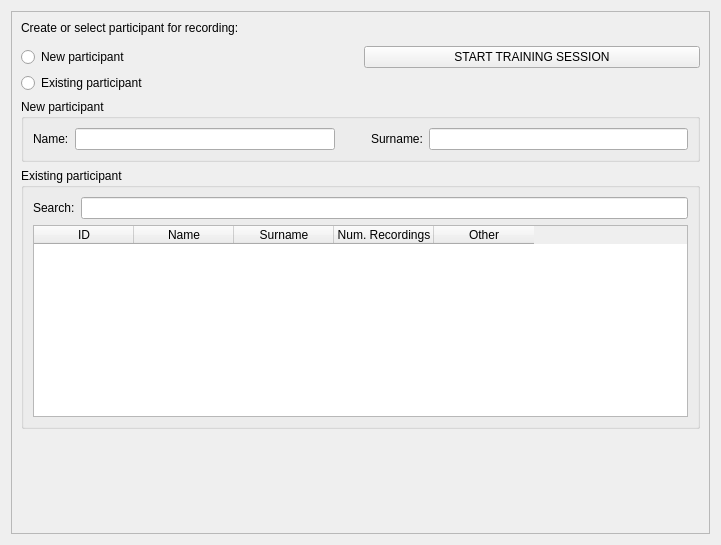
First picture: the form in Modules/Home/Resources/UI/Dashboard.ui, repository EBATINCA/TrainUS, before the edit.
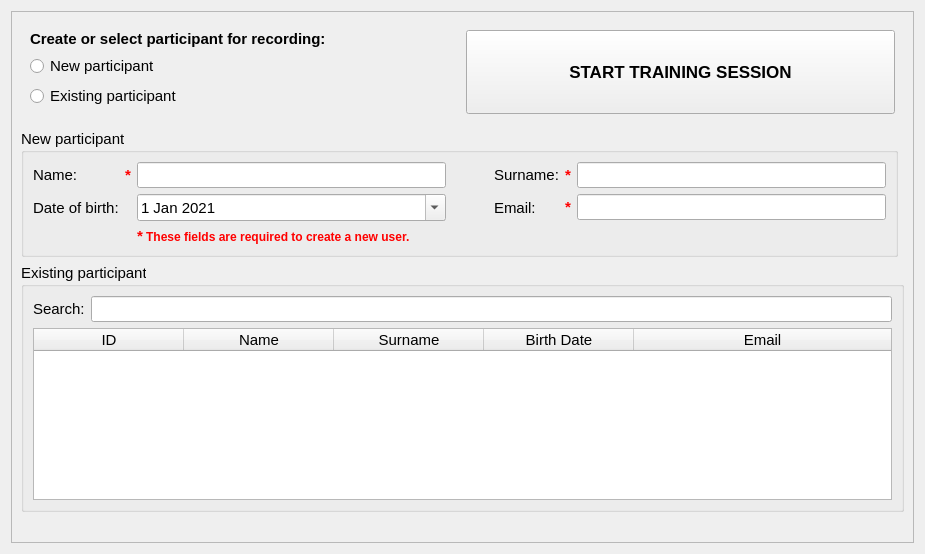
Second picture: the form after the edit. Custom widgets are drawn as their Qt base class.

Commit message:
ENH: Improve GUI appearance
Font size, bold titles, table stretch, and warning messages

Diff of the .ui file:
```diff
--- a/Modules/Home/Resources/UI/Dashboard.ui
+++ b/Modules/Home/Resources/UI/Dashboard.ui
@@ -6,10 +6,15 @@
    <rect>
     <x>0</x>
     <y>0</y>
-    <width>721</width>
-    <height>545</height>
+    <width>925</width>
+    <height>554</height>
    </rect>
   </property>
+  <property name="font">
+   <font>
+    <pointsize>11</pointsize>
+   </font>
+  </property>
   <layout class="QVBoxLayout" name="verticalLayout">
    <item>
     <widget class="QFrame" name="frame">
@@ -20,22 +25,15 @@
       <enum>QFrame::Raised</enum>
      </property>
      <layout class="QGridLayout" name="gridLayout_2">
-      <item row="0" column="0">
-       <widget class="QLabel" name="label">
-        <property name="text">
-         <string>Create or select participant for recording:</string>
-        </property>
-       </widget>
-      </item>
-      <item row="2" column="0">
-       <widget class="QRadioButton" name="newParticipantRadioButton">
-        <property name="text">
-         <string>New participant</string>
-        </property>
-       </widget>
-      </item>
-      <item row="5" column="0" colspan="2">
+      <item row="6" column="0" colspan="2">
        <widget class="QGroupBox" name="existingParticipantGroupBox">
+        <property name="font">
+         <font>
+          <pointsize>11</pointsize>
+          <weight>50</weight>
+          <bold>false</bold>
+         </font>
+        </property>
         <property name="title">
          <string>Existing participant</string>
         </property>
@@ -64,9 +62,27 @@
            <property name="selectionBehavior">
             <enum>QAbstractItemView::SelectRows</enum>
            </property>
+           <attribute name="horizontalHeaderCascadingSectionResizes">
+            <bool>false</bool>
+           </attribute>
+           <attribute name="horizontalHeaderDefaultSectionSize">
+            <number>150</number>
+           </attribute>
+           <attribute name="horizontalHeaderShowSortIndicator" stdset="0">
+            <bool>false</bool>
+           </attribute>
+           <attribute name="horizontalHeaderStretchLastSection">
+            <bool>true</bool>
+           </attribute>
            <attribute name="verticalHeaderVisible">
             <bool>false</bool>
            </attribute>
+           <attribute name="verticalHeaderMinimumSectionSize">
+            <number>30</number>
+           </attribute>
+           <attribute name="verticalHeaderStretchLastSection">
+            <bool>false</bool>
+           </attribute>
            <column>
             <property name="text">
              <string>ID</string>
@@ -84,12 +100,12 @@
            </column>
            <column>
             <property name="text">
-             <string>Num. Recordings</string>
+             <string>Birth Date</string>
             </property>
            </column>
            <column>
             <property name="text">
-             <string>Other</string>
+             <string>Email</string>
             </property>
            </column>
           </widget>
@@ -97,33 +113,209 @@
         </layout>
        </widget>
       </item>
-      <item row="4" column="0" colspan="2">
+      <item row="0" column="0" colspan="2">
+       <widget class="QFrame" name="frame_2">
+        <property name="frameShape">
+         <enum>QFrame::NoFrame</enum>
+        </property>
+        <property name="frameShadow">
+         <enum>QFrame::Raised</enum>
+        </property>
+        <layout class="QGridLayout" name="gridLayout_4">
+         <item row="1" column="2" rowspan="4">
+          <widget class="QPushButton" name="startButton">
+           <property name="sizePolicy">
+            <sizepolicy hsizetype="Minimum" vsizetype="Preferred">
+             <horstretch>0</horstretch>
+             <verstretch>0</verstretch>
+            </sizepolicy>
+           </property>
+           <property name="font">
+            <font>
+             <pointsize>13</pointsize>
+             <weight>75</weight>
+             <bold>true</bold>
+            </font>
+           </property>
+           <property name="autoFillBackground">
+            <bool>false</bool>
+           </property>
+           <property name="text">
+            <string>START TRAINING SESSION</string>
+           </property>
+          </widget>
+         </item>
+         <item row="3" column="1">
+          <widget class="QRadioButton" name="existingParticipantRadioButton">
+           <property name="font">
+            <font>
+             <pointsize>11</pointsize>
+             <weight>50</weight>
+             <bold>false</bold>
+            </font>
+           </property>
+           <property name="text">
+            <string>Existing participant</string>
+           </property>
+          </widget>
+         </item>
+         <item row="1" column="1">
+          <widget class="QLabel" name="label">
+           <property name="font">
+            <font>
+             <pointsize>11</pointsize>
+             <weight>75</weight>
+             <bold>true</bold>
+            </font>
+           </property>
+           <property name="text">
+            <string>Create or select participant for recording:</string>
+           </property>
+          </widget>
+         </item>
+         <item row="2" column="1">
+          <widget class="QRadioButton" name="newParticipantRadioButton">
+           <property name="font">
+            <font>
+             <pointsize>11</pointsize>
+             <weight>50</weight>
+             <bold>false</bold>
+            </font>
+           </property>
+           <property name="text">
+            <string>New participant</string>
+           </property>
+          </widget>
+         </item>
+        </layout>
+       </widget>
+      </item>
+      <item row="1" column="0">
        <widget class="QGroupBox" name="newParticipantGroupBox">
+        <property name="font">
+         <font>
+          <pointsize>11</pointsize>
+          <weight>50</weight>
+          <bold>false</bold>
+         </font>
+        </property>
         <property name="title">
          <string>New participant</string>
         </property>
         <layout class="QGridLayout" name="gridLayout">
-         <item row="0" column="3">
+         <item row="0" column="6">
           <widget class="QLabel" name="label_3">
            <property name="text">
             <string>Surname:</string>
            </property>
           </widget>
          </item>
-         <item row="0" column="4">
+         <item row="1" column="1">
+          <widget class="QLabel" name="label_5">
+           <property name="text">
+            <string>Date of birth:</string>
+           </property>
+          </widget>
+         </item>
+         <item row="0" column="2">
+          <widget class="QLabel" name="newParticipantNameWarning">
+           <property name="font">
+            <font>
+             <pointsize>11</pointsize>
+             <weight>75</weight>
+             <bold>true</bold>
+            </font>
+           </property>
+           <property name="text">
+            <string>&lt;html&gt;&lt;head/&gt;&lt;body&gt;&lt;p&gt;&lt;span style=&quot; font-size:11pt; font-weight:600; color:#ff0000;&quot;&gt;*&lt;/span&gt;&lt;/p&gt;&lt;/body&gt;&lt;/html&gt;</string>
+           </property>
+           <property name="textFormat">
+            <enum>Qt::RichText</enum>
+           </property>
+          </widget>
+         </item>
+         <item row="0" column="3">
+          <widget class="QLineEdit" name="newParticipantNameText"/>
+         </item>
+         <item row="1" column="7">
+          <widget class="QLabel" name="newParticipantEmailWarning">
+           <property name="font">
+            <font>
+             <pointsize>11</pointsize>
+             <weight>75</weight>
+             <bold>true</bold>
+            </font>
+           </property>
+           <property name="text">
+            <string>&lt;html&gt;&lt;head/&gt;&lt;body&gt;&lt;p&gt;&lt;span style=&quot; font-size:11pt; font-weight:600; color:#ff0000;&quot;&gt;*&lt;/span&gt;&lt;/p&gt;&lt;/body&gt;&lt;/html&gt;</string>
+           </property>
+          </widget>
+         </item>
+         <item row="1" column="3">
+          <widget class="QDateEdit" name="newParticipantBirthDateEdit">
+           <property name="inputMethodHints">
+            <set>Qt::ImhDate</set>
+           </property>
+           <property name="dateTime">
+            <datetime>
+             <hour>12</hour>
+             <minute>0</minute>
+             <second>0</second>
+             <year>2021</year>
+             <month>1</month>
+             <day>1</day>
+            </datetime>
+           </property>
+           <property name="currentSection">
+            <enum>QDateTimeEdit::MonthSection</enum>
+           </property>
+           <property name="calendarPopup">
+            <bool>true</bool>
+           </property>
+           <property name="date">
+            <date>
+             <year>2021</year>
+             <month>1</month>
+             <day>1</day>
+            </date>
+           </property>
+          </widget>
+         </item>
+         <item row="1" column="6">
+          <widget class="QLabel" name="label_6">
+           <property name="text">
+            <string>Email:</string>
+           </property>
+          </widget>
+         </item>
+         <item row="1" column="8">
+          <widget class="QLineEdit" name="newParticipantEmailText"/>
+         </item>
+         <item row="0" column="7">
+          <widget class="QLabel" name="newParticipantSurnameWarning">
+           <property name="font">
+            <font>
+             <pointsize>11</pointsize>
+             <weight>75</weight>
+             <bold>true</bold>
+            </font>
+           </property>
+           <property name="text">
+            <string>&lt;html&gt;&lt;head/&gt;&lt;body&gt;&lt;p&gt;&lt;span style=&quot; font-size:11pt; font-weight:600; color:#ff0000;&quot;&gt;*&lt;/span&gt;&lt;/p&gt;&lt;/body&gt;&lt;/html&gt;</string>
+           </property>
+          </widget>
+         </item>
+         <item row="0" column="8">
           <widget class="QLineEdit" name="newParticipantSurnameText"/>
          </item>
-         <item row="0" column="0">
+         <item row="0" column="1">
           <widget class="QLabel" name="label_2">
            <property name="text">
             <string>Name:</string>
            </property>
           </widget>
          </item>
-         <item row="0" column="1">
-          <widget class="QLineEdit" name="newParticipantNameText"/>
-         </item>
-         <item row="0" column="2">
+         <item row="0" column="4">
           <spacer name="horizontalSpacer">
            <property name="orientation">
             <enum>Qt::Horizontal</enum>
@@ -139,24 +331,24 @@
            </property>
           </spacer>
          </item>
+         <item row="2" column="3" colspan="6">
+          <widget class="QLabel" name="warningMessageText">
+           <property name="font">
+            <font>
+             <pointsize>11</pointsize>
+             <weight>50</weight>
+             <bold>false</bold>
+            </font>
+           </property>
+           <property name="text">
+            <string>&lt;html&gt;&lt;head/&gt;&lt;body&gt;&lt;p&gt;&lt;span style=&quot; font-size:11pt; font-weight:600; color:#ff0000;&quot;&gt;*&lt;/span&gt;&lt;span style=&quot; font-size:9pt; font-weight:600; color:#ff0000;&quot;&gt; These fields are required to create a new user.&lt;/span&gt;&lt;/p&gt;&lt;/body&gt;&lt;/html&gt;</string>
+           </property>
+          </widget>
+         </item>
         </layout>
        </widget>
       </item>
-      <item row="3" column="0">
-       <widget class="QRadioButton" name="existingParticipantRadioButton">
-        <property name="text">
-         <string>Existing participant</string>
-        </property>
-       </widget>
-      </item>
-      <item row="0" column="1" rowspan="4">
-       <widget class="QPushButton" name="startButton">
-        <property name="text">
-         <string>START TRAINING SESSION</string>
-        </property>
-       </widget>
-      </item>
-      <item row="6" column="0" colspan="2">
+      <item row="8" column="0" colspan="2">
        <spacer name="verticalSpacer">
         <property name="orientation">
          <enum>Qt::Vertical</enum>
```
The commit also changes 4 other files.
